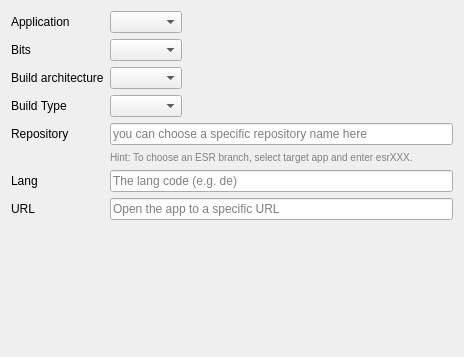
This is gui/mozregui/ui/intro.ui in mozilla/mozregression as Qt 5 draws it before an edit. The edited form follows.
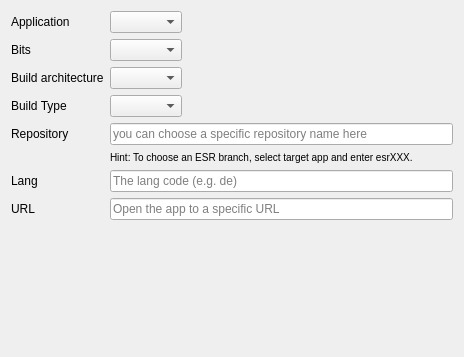
This is the edited form.

Commit message: gui: set theme to ModernStyle to prevent wizard defaulting to Aero on windows (bug 1987300)

What changed in the file:
```diff
--- a/gui/mozregui/ui/intro.ui
+++ b/gui/mozregui/ui/intro.ui
@@ -67,7 +67,7 @@
       <string>Hint: To choose an ESR branch, select target app and enter esrXXX.</string>
      </property>
      <property name="styleSheet">
-      <string notr="true">color: gray; font-size: 10px;</string>
+      <string notr="true">font-size: 10px;</string>
      </property>
     </widget>
    </item>
```
The commit also changes 2 other files.
